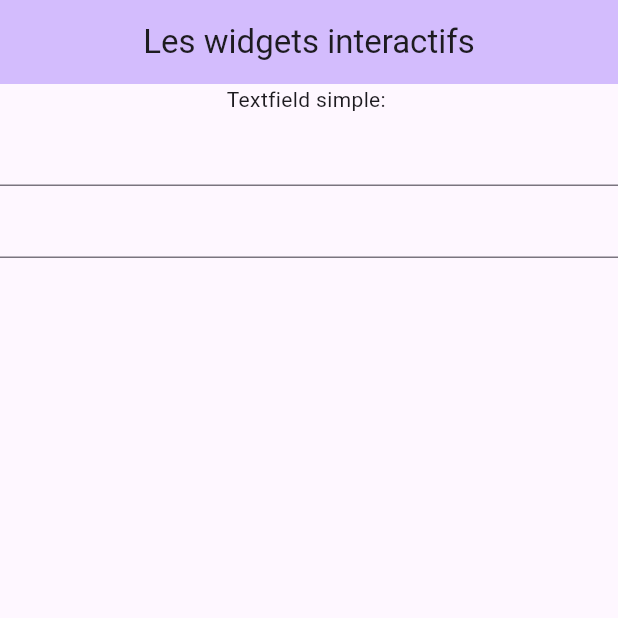
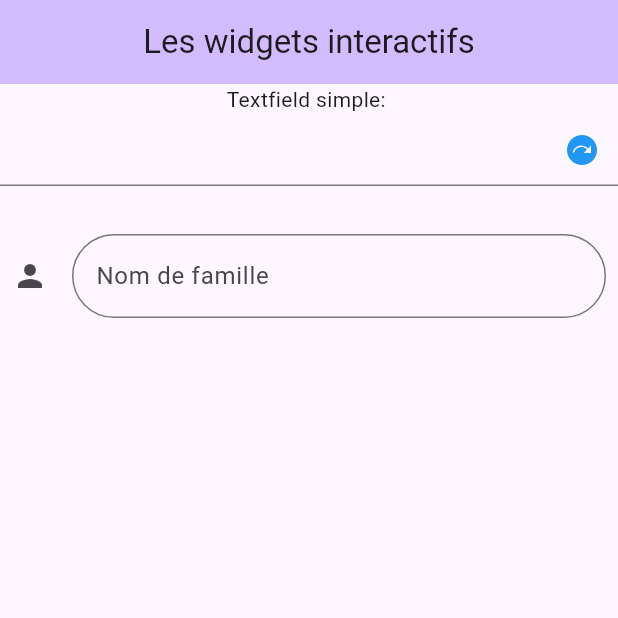
Before and after one commit to Felicitydev/flutter, a Flutter app: the screen it shows after launch, on a phone screen of 412 x 824 dp, the top half of it. Run offline on Flutter 3.47's test engine with Material 3 defaults, Android fonts, the light colour scheme and no system bars; our stand-ins replace sembast, shared_preferences; missing offline and left inert: encrypt; statements that could not run were skipped.

Commit message:
[IMP] InputDEcoration

```diff
--- a/interactives_widgets/lib/home_page.dart
+++ b/interactives_widgets/lib/home_page.dart
@@ -39,7 +39,7 @@ class _HomePageState extends State<HomePage> {
       ),
       body: InkWell(
           onTap: () {
-            unFocusMethod3(_focus);
+            unFocusMethod1();
           },
           child: Center(
             child: Column(
@@ -58,10 +58,32 @@ class _HomePageState extends State<HomePage> {
                     _simple = submittedString;
                   },
                   focusNode: _focus,
+                  decoration: InputDecoration(
+                    suffixIcon: IconButton(
+                        onPressed: (){
+                          FocusScope.of(context).requestFocus(_nextFocus)
+                        },
+                        icon: Icon(Icons.next_plan)
+                    ),
+                    suffixIconColor: Colors.blue
+                  ),
                 ),
-                TextField(
-                  focusNode: _nextFocus,
-                )
+                const SizedBox(height: 24),
+                Padding(
+                    padding: const EdgeInsets.all(8),
+                  child:TextField(
+                    focusNode: _nextFocus,
+                    decoration: InputDecoration(
+                        border: OutlineInputBorder(
+                          borderRadius: BorderRadius.circular(50)
+                        ),
+                      icon: const Icon(Icons.person),
+                      label: Text("Nom de famille"),
+                      hintText: "Entrez votre nom",
+                    ),
+                  ),
+                ),
+
               ],
             ),
           )),
```
